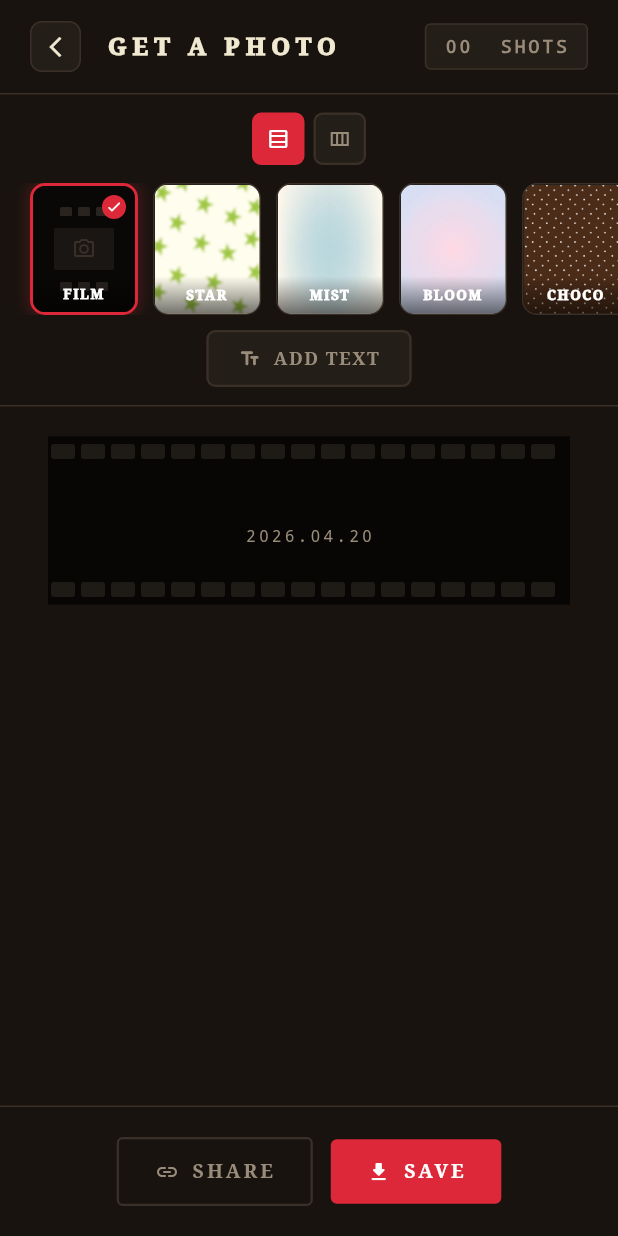
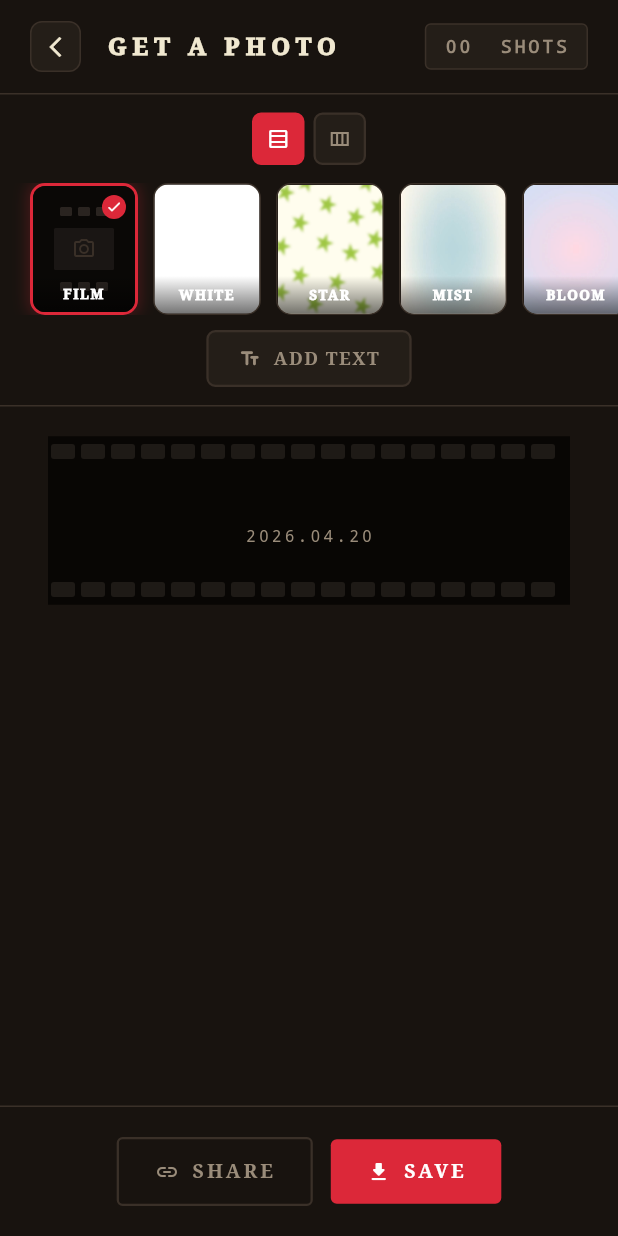
Before and after one commit to hjpark0503/shot_together, a Flutter app: the ResultPage screen opened directly with empty values, on a phone screen of 412 x 824 dp. Run offline on Flutter 3.47's test engine with Material 3 defaults, Android fonts, the phone set to English and light mode, and no system bars; our stand-ins replace camera, web; missing offline and left inert: dart:js_interop, dart:ui_web.

Commit message:
feat: WHITE 테마 추가 (흰색 배경)
- FILM의 라이트 버전으로 흰색 배경 테마 추가
- 필름 엣지 없는 일반 테마 형식
- 테마 카드 썸네일 흰색 배경 + 어두운 그라디언트/흰 글자

```diff
--- a/lib/main.dart
+++ b/lib/main.dart
@@ -1152,7 +1152,7 @@ class _ShareSuccessDialog extends StatelessWidget {
 // 5) 결과 화면
 // ─────────────────────────────────────────────────────
 // 테마 정의: asset 경로, footer 텍스트 색, 사진 프레임 스타일
-enum StripTheme { film, star, mist, bloom, choco, deco }
+enum StripTheme { film, filmLight, star, mist, bloom, choco, deco }
 
 class _ThemeMeta {
   final String label;
@@ -1162,8 +1162,9 @@ class _ThemeMeta {
 }
 
 const _themeMeta = {
-  StripTheme.film:  _ThemeMeta(label: 'FILM',  asset: null,             footerColor: Color(0xFF9A8C7A)),
-  StripTheme.star:  _ThemeMeta(label: 'STAR',  asset: 'assets/5.jpg',   footerColor: Color(0xFF6B8A3A)),
+  StripTheme.film:      _ThemeMeta(label: 'FILM',  asset: null,           footerColor: Color(0xFF9A8C7A)),
+  StripTheme.filmLight: _ThemeMeta(label: 'WHITE', asset: null,           footerColor: Color(0xFF8A8078)),
+  StripTheme.star:      _ThemeMeta(label: 'STAR',  asset: 'assets/5.jpg', footerColor: Color(0xFF6B8A3A)),
   StripTheme.mist:  _ThemeMeta(label: 'MIST',  asset: 'assets/9.jpg',   footerColor: Color(0xFF6A90A0)),
   StripTheme.bloom: _ThemeMeta(label: 'BLOOM', asset: 'assets/10.png',  footerColor: Color(0xFF9A88BB)),
   StripTheme.choco: _ThemeMeta(label: 'CHOCO', asset: 'assets/4.jpg',        footerColor: Color(0xFFD4B89A)),
@@ -1195,9 +1196,16 @@ class _ResultPageState extends State<ResultPage> {
 
   _ThemeMeta get _meta => _themeMeta[_selectedTheme]!;
 
+  bool get _isFilmVariant => _selectedTheme == StripTheme.film;
+
   Decoration _stripDecoration() {
     final asset = _meta.asset;
-    if (asset == null) return const BoxDecoration(color: Color(0xFF080604));
+    if (asset == null) {
+      final bg = _selectedTheme == StripTheme.filmLight
+          ? Colors.white
+          : const Color(0xFF080604);
+      return BoxDecoration(color: bg);
+    }
     return BoxDecoration(
       image: DecorationImage(image: AssetImage(asset), fit: BoxFit.cover),
     );
@@ -1208,6 +1216,10 @@ class _ResultPageState extends State<ResultPage> {
       StripTheme.film => ClipRRect(
           borderRadius: BorderRadius.circular(2),
           child: Image.memory(photo, width: w, height: h, fit: BoxFit.cover),
+        ),
+      StripTheme.filmLight => SizedBox(
+          width: w, height: h,
+          child: Image.memory(photo, fit: BoxFit.cover),
         ),
       StripTheme.star => SizedBox(
           width: w, height: h,
@@ -1510,7 +1522,9 @@ class _ResultPageState extends State<ResultPage> {
               // 배경
               meta.asset != null
                   ? Image.asset(meta.asset!, fit: BoxFit.cover)
-                  : _filmThumbBg(),
+                  : theme == StripTheme.filmLight
+                      ? Container(color: Colors.white)
+                      : _filmThumbBg(),
               // 하단 그라디언트 + 라벨
               Positioned(
                 bottom: 0, left: 0, right: 0,
@@ -1652,7 +1666,7 @@ class _ResultPageState extends State<ResultPage> {
     const photoH = 225.0;
     const padH = 24.0;
     const padV = 20.0;
-    final isFilm = _selectedTheme == StripTheme.film;
+    final isFilm = _isFilmVariant;
     const gap = 4.0;
     const totalW = photoW + padH * 2;
 
@@ -1729,7 +1743,7 @@ class _ResultPageState extends State<ResultPage> {
     const photoH = 173.0;
     const padH = 20.0;
     const padV = 20.0;
-    final isFilm = _selectedTheme == StripTheme.film;
+    final isFilm = _isFilmVariant;
     const gap = 4.0;
 
     if (_twoRows) {
@@ -1802,17 +1816,18 @@ class _ResultPageState extends State<ResultPage> {
   }
 
   Widget _filmEdgeH({required double width}) {
+    final light = _selectedTheme == StripTheme.filmLight;
     return Container(
       width: width,
       height: 20,
-      color: const Color(0xFF080604),
+      color: light ? Colors.white : const Color(0xFF080604),
       child: Row(
         children: List.generate((width ~/ 20), (_) => Container(
           width: 16,
           height: 10,
           margin: const EdgeInsets.symmetric(horizontal: 2, vertical: 5),
           decoration: BoxDecoration(
-            color: const Color(0xFF1E1A16),
+            color: light ? const Color(0xFFDDD8D2) : const Color(0xFF1E1A16),
             borderRadius: BorderRadius.circular(2),
           ),
         )),
@@ -1821,7 +1836,9 @@ class _ResultPageState extends State<ResultPage> {
   }
 
   Widget _stripFooter({required double width}) {
-    final isFilm = _selectedTheme == StripTheme.film;
+    final Color footerBg = _selectedTheme == StripTheme.film
+        ? const Color(0xFF080604)
+        : Colors.transparent;
     final dateStyle = TextStyle(
       color: _meta.footerColor,
       fontSize: 11,
@@ -1831,7 +1848,7 @@ class _ResultPageState extends State<ResultPage> {
     return Container(
       width: width,
       height: 52,
-      color: isFilm ? const Color(0xFF080604) : Colors.transparent,
+      color: footerBg,
       child: Center(
         child: _customText.isNotEmpty
             ? Column(
```
